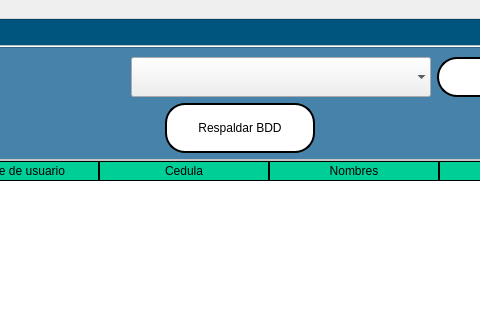
Qt form interfaces/paciente_view.ui (Reinaldito04/App-Consultas-y-Historias-Medicas) before a commit; both pictures show x 254 to 734 and y 0 to 320 of the 988 by 718 pixel window.
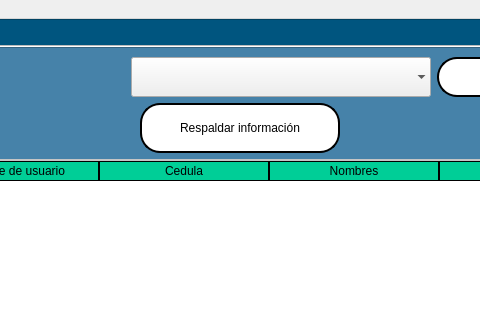
The same form after that commit. Icons and pictures are not drawn.

Commit message: cambio de mensaje

```diff
--- a/interfaces/paciente_view.ui
+++ b/interfaces/paciente_view.ui
@@ -331,13 +331,13 @@
                  <widget class="QPushButton" name="bt_backup">
                   <property name="minimumSize">
                    <size>
-                    <width>150</width>
+                    <width>200</width>
                     <height>50</height>
                    </size>
                   </property>
                   <property name="maximumSize">
                    <size>
-                    <width>150</width>
+                    <width>200</width>
                     <height>50</height>
                    </size>
                   </property>
@@ -347,7 +347,7 @@
                    </font>
                   </property>
                   <property name="text">
-                   <string>Respaldar BDD</string>
+                   <string>Respaldar información</string>
                   </property>
                   <property name="icon">
                    <iconset>
```
The commit also changes 2 other files.
